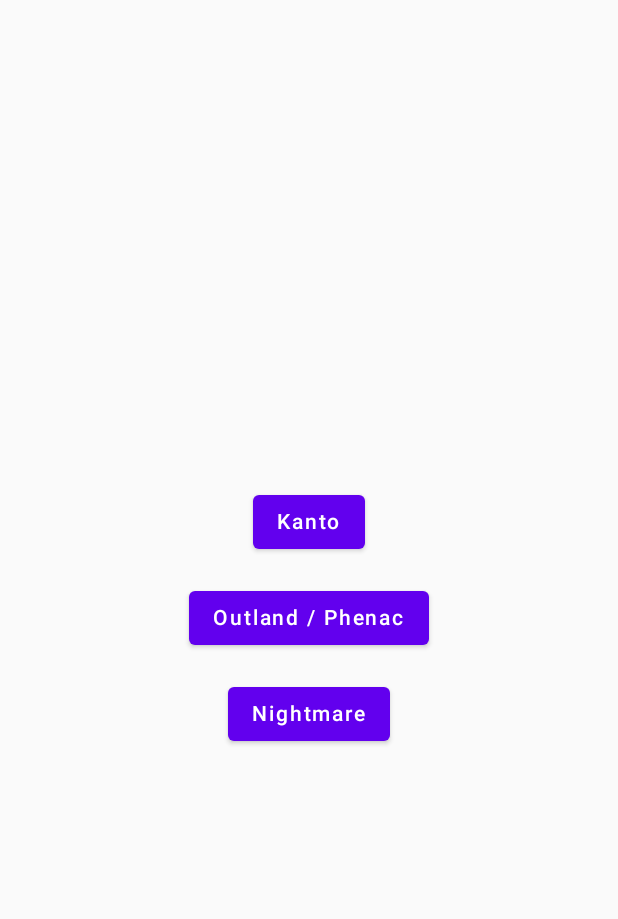
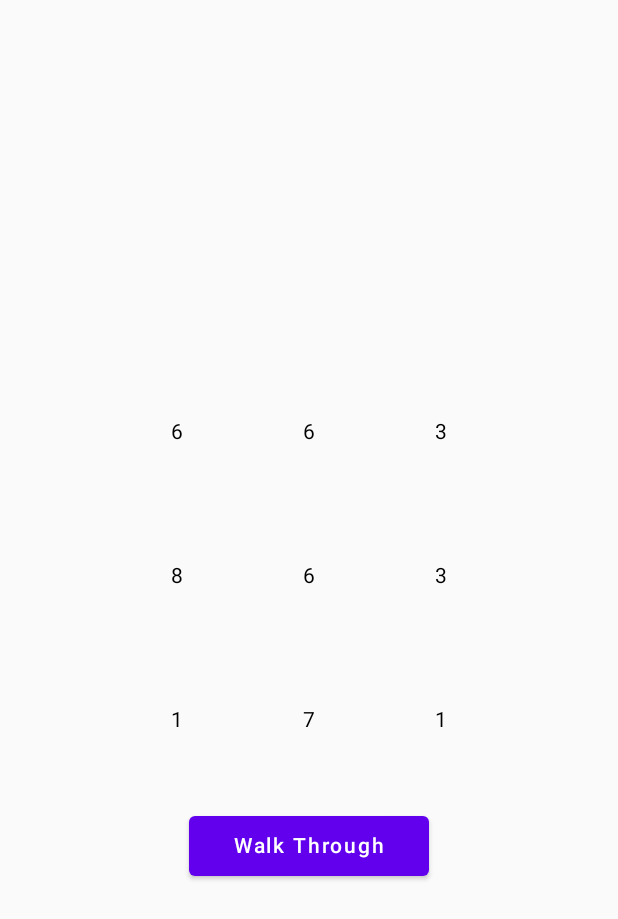
Before and after one commit to dnovaes/pxgmaps-android, an Android app built with Jetpack Compose: the screen it shows after launch (MainActivity), on a phone screen of 412 x 824 dp. Shown: the top 919 px of the screen. Run offline under Robolectric (Android 15) with nearby library versions, the phone set to English and light mode, and no system bars.

Commit message:
Creates logic to generate and show jackpot/grid values

```diff
--- /dev/null
+++ b/app/src/main/java/com/dnovaes/pxgmaps/BaseFragment.kt
@@ -0,0 +1,30 @@
+package com.dnovaes.pxgmaps
+
+import android.os.Bundle
+import android.util.Log
+import androidx.fragment.app.Fragment
+
+abstract class BaseFragment: Fragment() {
+
+    abstract fun fragmentName(): String
+
+    override fun onCreate(savedInstanceState: Bundle?) {
+        super.onCreate(savedInstanceState)
+        Log.d("FragmentLifecycle", "${fragmentName()} created")
+    }
+
+    override fun onResume() {
+        super.onResume()
+        Log.d("FragmentLifecycle", "${fragmentName()} resumed")
+    }
+
+    override fun onPause() {
+        Log.d("FragmentLifecycle", "${fragmentName()} paused")
+        super.onPause()
+    }
+
+    override fun onStop() {
+        Log.d("FragmentLifecycle", "${fragmentName()} stopped")
+        super.onStop()
+    }
+}
--- /dev/null
+++ b/app/src/main/java/com/dnovaes/pxgmaps/viridianforest/ViridianForestFragment.kt
@@ -0,0 +1,157 @@
+package com.dnovaes.pxgmaps.viridianforest
+
+import android.os.Bundle
+import android.view.LayoutInflater
+import android.view.View
+import android.view.ViewGroup
+import androidx.compose.foundation.layout.Arrangement
+import androidx.compose.foundation.layout.Column
+import androidx.compose.foundation.layout.fillMaxSize
+import androidx.compose.foundation.layout.padding
+import androidx.compose.material.Text
+import androidx.compose.runtime.Composable
+import androidx.compose.ui.Alignment
+import androidx.compose.ui.Modifier
+import androidx.compose.ui.platform.ComposeView
+import androidx.compose.ui.unit.dp
+import androidx.fragment.app.viewModels
+import com.dnovaes.pxgmaps.landingPage.ui.models.MenuItem
+import androidx.compose.foundation.layout.Box
+import androidx.compose.foundation.layout.Row
+import androidx.compose.foundation.layout.Spacer
+import androidx.compose.foundation.layout.fillMaxWidth
+import androidx.compose.foundation.layout.height
+import androidx.compose.foundation.layout.size
+import androidx.compose.foundation.layout.width
+import androidx.compose.material.Button
+import androidx.compose.ui.res.stringResource
+import androidx.compose.ui.tooling.preview.Preview
+import com.dnovaes.pxgmaps.BaseFragment
+import com.dnovaes.pxgmaps.R
+
+
+class ViridianForestFragment: BaseFragment() {
+
+    override fun fragmentName(): String
+        = this.javaClass.simpleName
+
+    private val viewModel by viewModels<ViridianForestViewModel>()
+
+    override fun onCreateView(
+        inflater: LayoutInflater,
+        container: ViewGroup?,
+        savedInstanceState: Bundle?
+    ): View {
+        return ComposeView(requireContext()).apply {
+            setContent {
+                LandingPage()
+            }
+        }
+    }
+
+    @Composable
+    fun LandingPage() {
+        val dataState = viewModel.landingState.value
+        when {
+            dataState.isLoadMenu() ||
+            dataState.isGeneratingJackpot() ->
+                ViridianForestPage(dataState.data.menuItems)
+        }
+    }
+
+    @Composable
+    fun ViridianForestPage(menuItems: List<List<MenuItem>>) {
+        Column(
+            modifier = Modifier.fillMaxSize(),
+            verticalArrangement = Arrangement.Center,
+            horizontalAlignment = Alignment.CenterHorizontally
+        ) {
+            JackpotGrid(menuItems)
+        }
+    }
+
+    @Composable
+    fun GridExample() {
+        Column(
+            modifier = Modifier.fillMaxSize(),
+            verticalArrangement = Arrangement.Center,
+            horizontalAlignment = Alignment.CenterHorizontally
+        ) {
+            val items = (1..9).chunked(3) // Splitting into groups of 3 to form rows
+
+            items.forEach { rowItems ->
+                Row(
+                    modifier = Modifier.padding(4.dp),
+                    horizontalArrangement = Arrangement.Center
+                ) {
+                    rowItems.forEach { item ->
+                        Box(
+                            modifier = Modifier
+                                .padding(4.dp)
+                                .size(80.dp),
+                            contentAlignment = Alignment.Center
+                        ) {
+                            Text(text = "Item $item")
+                        }
+                    }
+                }
+            }
+        }
+    }
+
+    @Preview(showBackground = true)
+    @Composable
+    fun PreviewGridExample() {
+        GridExample()
+    }
+
+
+    @Composable
+    fun JackpotGrid(menuItemsData: List<List<MenuItem>>) {
+        menuItemsData.forEach { rowItems ->
+            JackpotGridRows(rowItems)
+        }
+
+        Spacer(modifier = Modifier.height(16.dp))
+
+        JackpotButton()
+    }
+
+    @Composable
+    fun JackpotGridRows(rowItems: List<MenuItem>) {
+        Row(
+            modifier = Modifier.padding(4.dp),
+            horizontalArrangement = Arrangement.Center
+        ) {
+            rowItems.forEachIndexed { i, item ->
+                cellInfo(i = i, item = item)
+            }
+        }
+    }
+
+    @Composable
+    fun cellInfo(i: Int, item: MenuItem) {
+        Box(
+            modifier = Modifier
+                .padding(4.dp)
+                .size(80.dp),
+            contentAlignment = Alignment.Center
+        ) {
+            Text(text = item.title)
+        }
+    }
+
+    @Composable
+    fun JackpotButton() {
+        Button(
+            modifier = Modifier
+                .width(160.dp)
+                .height(40.dp),
+            onClick = {
+                viewModel.userRequestedPlay()
+            }
+        ) {
+            Text(stringResource(R.string.walk_through))
+        }
+    }
+}
--- /dev/null
+++ b/app/src/main/java/com/dnovaes/pxgmaps/viridianforest/ViridianForestViewModel.kt
@@ -0,0 +1,50 @@
+package com.dnovaes.pxgmaps.viridianforest
+
+import androidx.compose.runtime.MutableState
+import androidx.compose.runtime.mutableStateOf
+import androidx.lifecycle.ViewModel
+import com.dnovaes.pxgmaps.landingPage.ui.models.MenuItem
+import com.dnovaes.pxgmaps.viridianforest.models.ViridianForestState
+import com.dnovaes.pxgmaps.viridianforest.models.ViridianForestStateData
+import kotlin.math.ceil
+
+class ViridianForestViewModel: ViewModel() {
+
+    private var localViridianForestState = ViridianForestState()
+    val landingState: MutableState<ViridianForestState> = mutableStateOf(localViridianForestState)
+
+    init {
+        loadInitialItems()
+    }
+
+    private fun generateGridValues(): List<List<MenuItem>> {
+        val values = mutableListOf<MenuItem>()
+        for (i in 1..9) {
+            val cellInfo = MenuItem("${generateNumber()}")
+            values.add(cellInfo)
+        }
+        return values.toList().chunked(3)
+    }
+
+    private fun generateNumber(): Int {
+        //toInt = rounded down
+        return ceil(8 * Math.random()).toInt()
+    }
+
+    private fun loadInitialItems() {
+        val menuItems = generateGridValues()
+        val model = ViridianForestStateData(menuItems = menuItems)
+        localViridianForestState = localViridianForestState
+            .asLoadingMenu()
+            .withData(model)
+        landingState.value = localViridianForestState
+    }
+
+    fun userRequestedPlay() {
+        val model = ViridianForestStateData(menuItems = generateGridValues())
+        localViridianForestState = localViridianForestState
+            .asGeneratingJackpot()
+            .withData(model)
+        landingState.value = localViridianForestState
+    }
+}
--- /dev/null
+++ b/app/src/main/java/com/dnovaes/pxgmaps/viridianforest/models/ViridianForestState.kt
@@ -0,0 +1,69 @@
+package com.dnovaes.pxgmaps.viridianforest.models
+
+import com.dnovaes.pxgmaps.ui.StateProcessInterface
+import com.dnovaes.pxgmaps.ui.UIFlowStateInterface
+import com.dnovaes.pxgmaps.ui.models.StateStatus
+import com.dnovaes.pxgmaps.ui.models.UIErrorInterface
+
+class ViridianForestState(
+    override val process: ViridianForestStateProcess = ViridianForestStateProcess.RESET,
+    override val status: StateStatus = StateStatus.IDLE,
+    override val data: ViridianForestStateData = ViridianForestStateData(),
+    override val error: UIErrorInterface? = null
+): UIFlowStateInterface<ViridianForestStateProcess, StateStatus, ViridianForestStateData> {
+
+    override fun copy(
+        process: ViridianForestStateProcess,
+        state: StateStatus,
+        data: ViridianForestStateData,
+    ): UIFlowStateInterface<ViridianForestStateProcess, StateStatus, ViridianForestStateData> {
+        return ViridianForestState(process, state, data)
+    }
+
+    override fun withProcess(process: ViridianForestStateProcess): ViridianForestState{
+        return super.withProcess(process) as ViridianForestState
+    }
+
+    override fun withState(state: StateStatus): ViridianForestState {
+        return super.withState(state) as ViridianForestState
+    }
+
+    override fun withData(data: ViridianForestStateData): ViridianForestState {
+        return super.withData(data) as ViridianForestState
+    }
+
+    //region LoadingMenu
+
+    fun isLoadMenu() = (process == ViridianForestStateProcess.LOADING_MENU)
+
+    fun isProcessingLoadMenu() = isLoadMenu() &&
+            status == StateStatus.PROCESSING
+
+    fun isDoneLoadMenu() = isLoadMenu() &&
+            status == StateStatus.DONE
+
+    fun asLoadingMenu(): ViridianForestState = this
+        .withProcess(ViridianForestStateProcess.LOADING_MENU)
+        .withState(StateStatus.PROCESSING) as ViridianForestState
+
+    //endregion
+
+    //region Play
+
+    fun isGenerateJackpot() = (process == ViridianForestStateProcess.GENERATE_JACKPOT)
+
+    fun asGeneratingJackpot(): ViridianForestState = this
+        .withProcess(ViridianForestStateProcess.GENERATE_JACKPOT)
+        .withState(StateStatus.PROCESSING)
+
+    fun isGeneratingJackpot() = isGenerateJackpot() &&
+            status == StateStatus.PROCESSING
+
+    //endregion
+}
+
+enum class ViridianForestStateProcess: StateProcessInterface {
+    RESET,
+    LOADING_MENU,
+    GENERATE_JACKPOT
+}
--- /dev/null
+++ b/app/src/main/java/com/dnovaes/pxgmaps/viridianforest/models/ViridianForestStateData.kt
@@ -0,0 +1,8 @@
+package com.dnovaes.pxgmaps.viridianforest.models
+
+import com.dnovaes.pxgmaps.landingPage.ui.models.MenuItem
+import com.dnovaes.pxgmaps.ui.StateDataInterface
+
+data class ViridianForestStateData(
+    val menuItems: List<List<MenuItem>> = emptyList()
+): StateDataInterface
--- a/app/src/main/res/navigation/nav_graph.xml
+++ b/app/src/main/res/navigation/nav_graph.xml
@@ -3,7 +3,12 @@
     xmlns:app="http://schemas.android.com/apk/res-auto"
     xmlns:tools="http://schemas.android.com/tools"
     android:id="@+id/nav_graph"
-    app:startDestination="@id/landingPageFragment">
+    app:startDestination="@id/viridianForestFragment">
+    <fragment
+        android:id="@+id/viridianForestFragment"
+        android:name="com.dnovaes.pxgmaps.viridianforest.ViridianForestFragment"
+        android:label="ViridianForestFragment" >
+    </fragment>
     <fragment
         android:id="@+id/landingPageFragment"
         android:name="com.dnovaes.pxgmaps.landingPage.ui.views.LandingPageFragment"
--- a/app/src/main/res/values/strings.xml
+++ b/app/src/main/res/values/strings.xml
@@ -1,3 +1,4 @@
 <resources>
     <string name="app_name">Pxg Maps Explorer</string>
+    <string name="walk_through">Walk Through</string>
 </resources>
```
